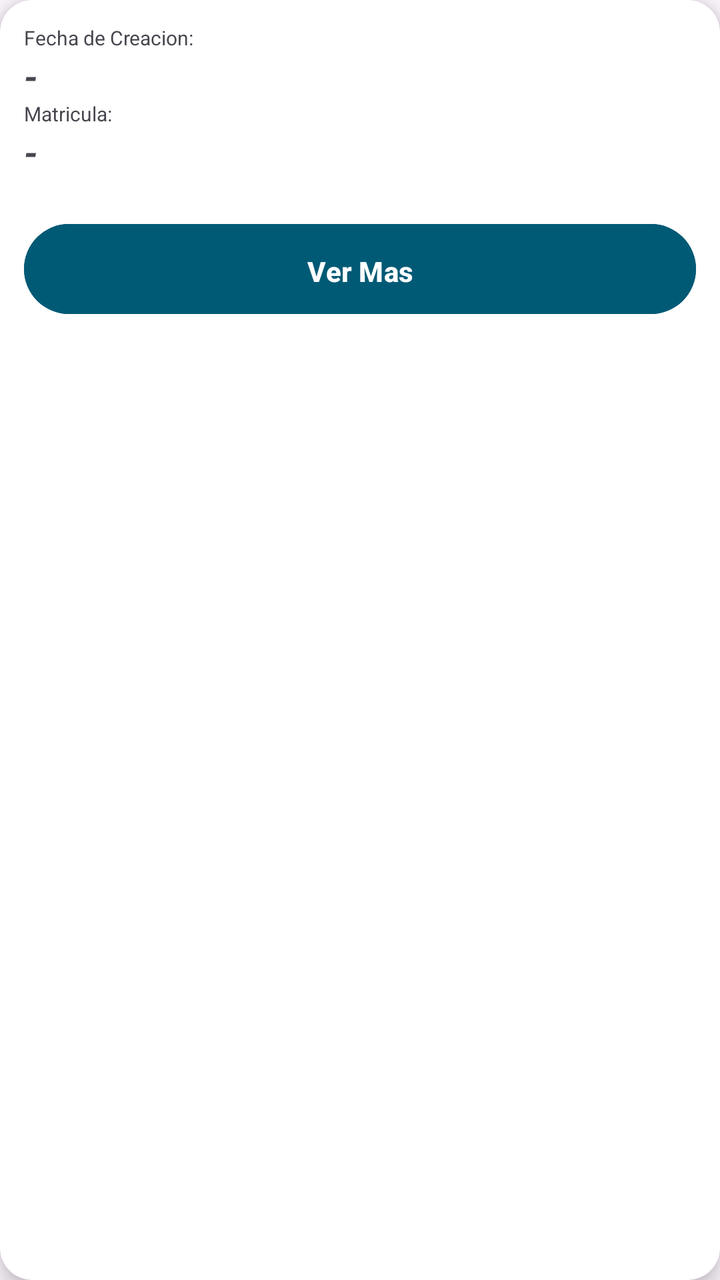
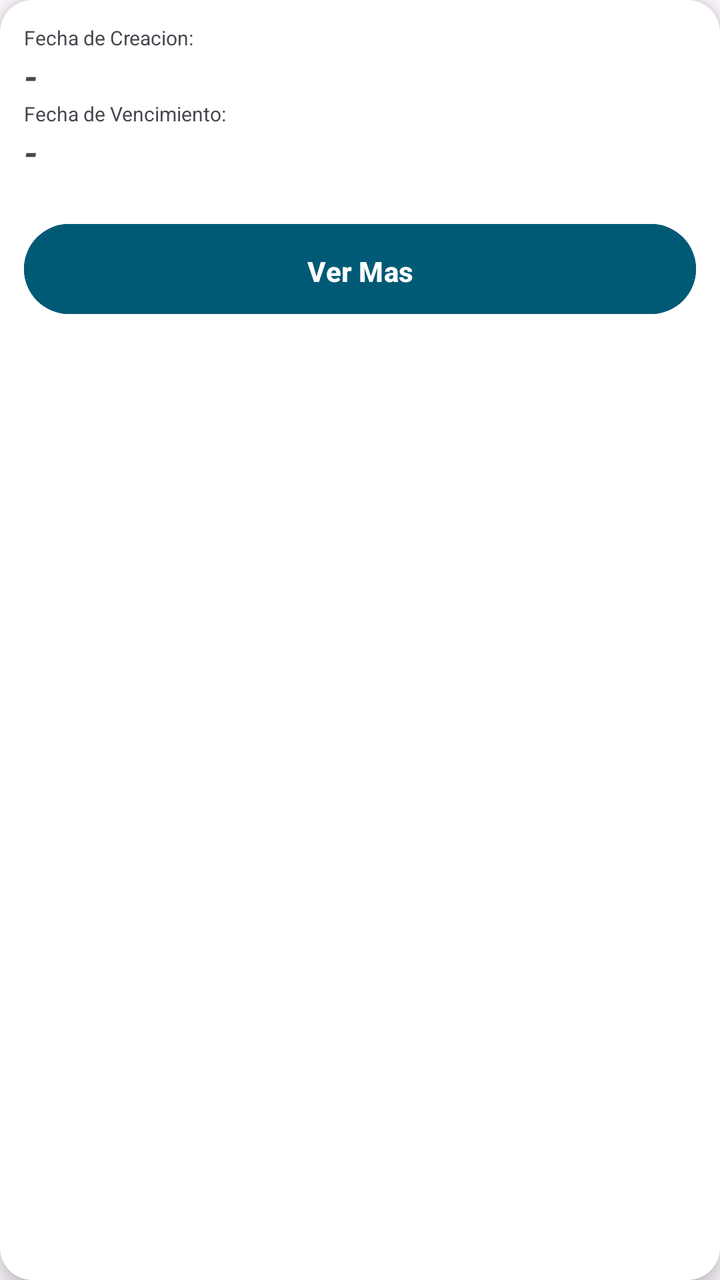

An Android layout rendered at two revisions. The XML below is the earlier revision; the diff shows what the commit changed to produce the second picture.
<!-- AndroidManifest.xml: application theme Theme.MobilesVC -->
<!-- res/layout/card_receta.xml -->
<?xml version="1.0" encoding="utf-8"?>
<androidx.cardview.widget.CardView xmlns:android="http://schemas.android.com/apk/res/android"
    xmlns:app="http://schemas.android.com/apk/res-auto"
    android:layout_width="match_parent"
    android:layout_height="wrap_content"
    android:layout_margin="8dp"
    app:cardBackgroundColor="@color/white"
    app:cardCornerRadius="16dp"
    app:cardElevation="6dp">

    <LinearLayout
        android:layout_width="match_parent"
        android:layout_height="175dp"
        android:orientation="vertical"
        android:padding="12dp">

        <TextView
            android:id="@+id/textView15"
            android:layout_width="match_parent"
            android:layout_height="wrap_content"
            android:text="Fecha de Creacion:"
            android:textSize="10sp" />

        <TextView
            android:id="@+id/vFechaCard"
            android:layout_width="wrap_content"
            android:layout_height="wrap_content"
            android:text="-"
            android:textSize="18sp"
            android:textStyle="bold|italic" />

        <TextView
            android:id="@+id/textView74"
            android:layout_width="match_parent"
            android:layout_height="wrap_content"
            android:text="Matricula:"
            android:textSize="10sp" />

        <TextView
            android:id="@+id/vMatriculaCard"
            android:layout_width="wrap_content"
            android:layout_height="wrap_content"
            android:text="-"
            android:textSize="18sp"
            android:textStyle="bold|italic" />

        <Button
            android:id="@+id/vToReceta"
            android:layout_width="match_parent"
            android:layout_height="53dp"
            android:layout_marginTop="20dp"
            android:backgroundTint="#015A75"
            android:paddingVertical="14dp"
            android:text="Ver Mas"
            android:textStyle="bold"
            app:layout_constraintBottom_toBottomOf="parent"
            app:layout_constraintEnd_toEndOf="parent"
            app:layout_constraintHorizontal_bias="0.243"
            app:layout_constraintStart_toStartOf="parent"
            app:layout_constraintTop_toBottomOf="@+id/etClave" />

    </LinearLayout>

</androidx.cardview.widget.CardView>
<!-- resources referenced by this layout -->
<resources>
  <color name="white">#FFFFFFFF</color>
  <style name="Theme.MobilesVC" parent="Base.Theme.MobilesVC" />
  <style name="Base.Theme.MobilesVC" parent="Theme.Material3.DayNight.NoActionBar">
          
          
      </style>
</resources>

<!-- the commit's change to res/layout/card_receta.xml (unified diff, before → after) -->
@@ -33,11 +33,11 @@
             android:id="@+id/textView74"
             android:layout_width="match_parent"
             android:layout_height="wrap_content"
-            android:text="Matricula:"
+            android:text="Fecha de Vencimiento:"
             android:textSize="10sp" />
 
         <TextView
-            android:id="@+id/vMatriculaCard"
+            android:id="@+id/vFechaFinCard"
             android:layout_width="wrap_content"
             android:layout_height="wrap_content"
             android:text="-"
